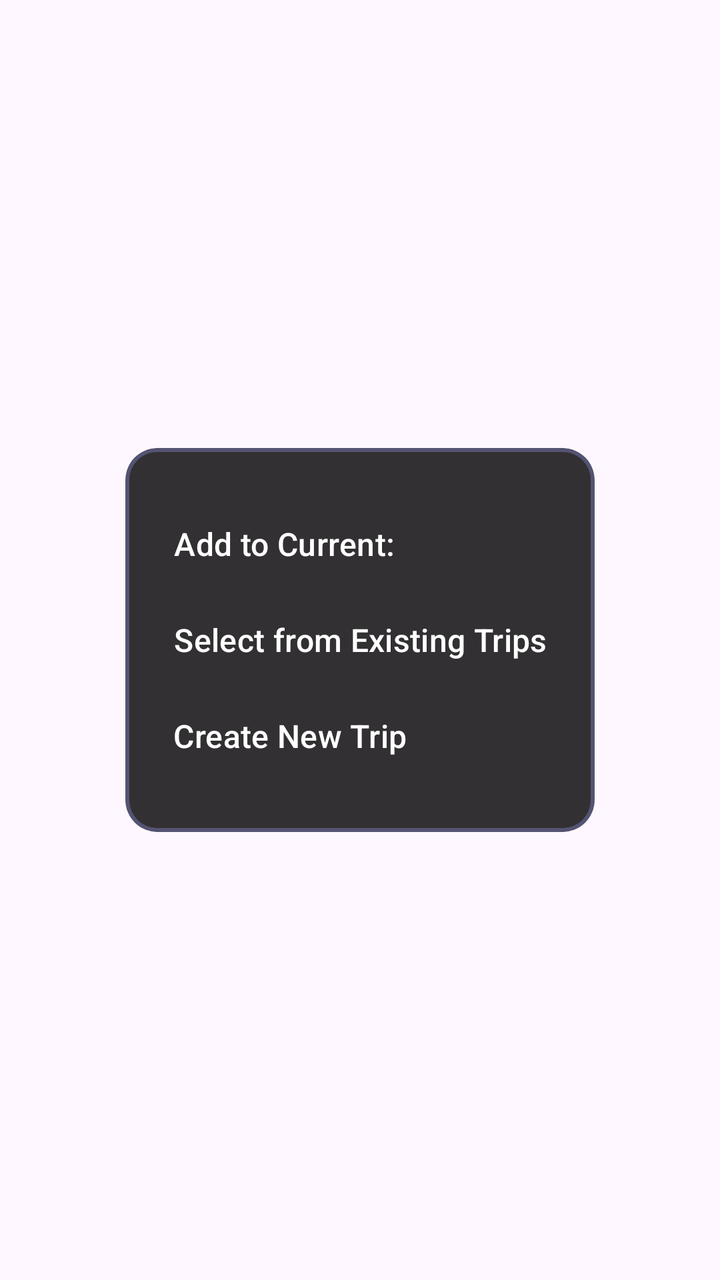
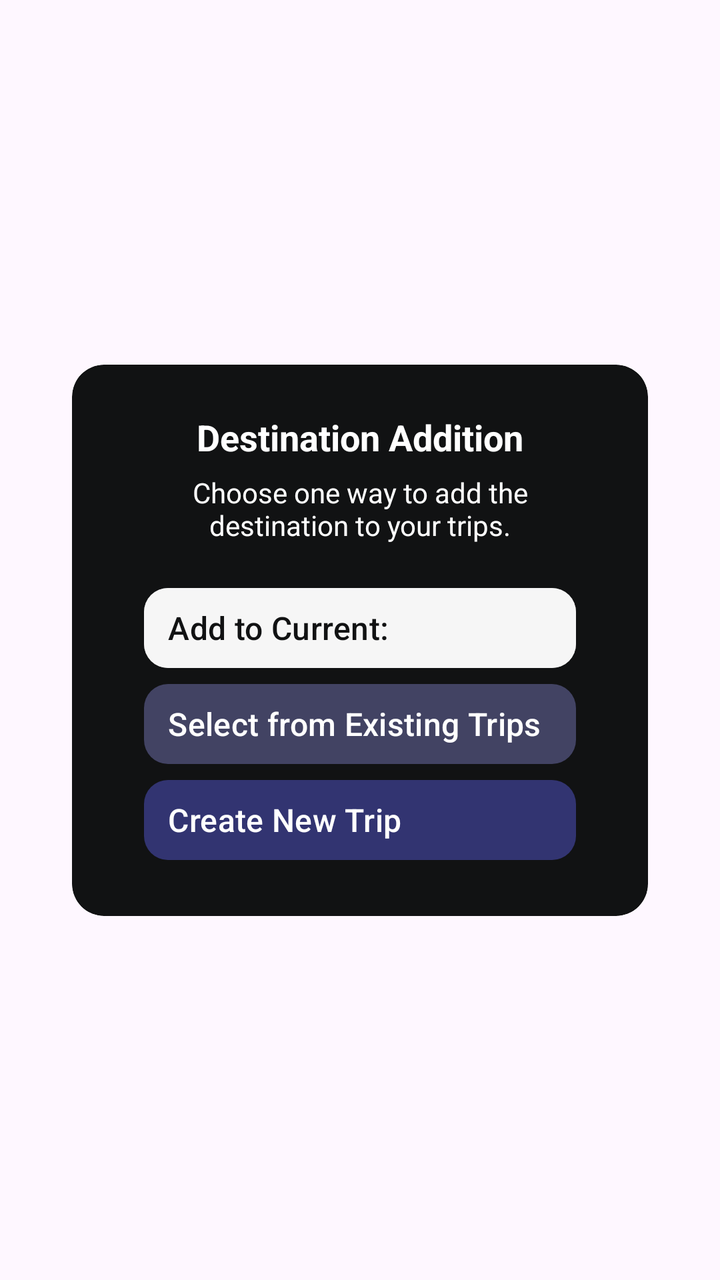

Two renders of the same Android screen: before a commit and after it. Below are the layout's source before the change and the commit's diff.
<!-- AndroidManifest.xml: application theme Theme.SpaceAdvisor -->
<!-- res/layout/container_add_to_trip_btns_dest_fragment.xml -->
<?xml version="1.0" encoding="utf-8"?>
<androidx.constraintlayout.widget.ConstraintLayout xmlns:android="http://schemas.android.com/apk/res/android"
    xmlns:app="http://schemas.android.com/apk/res-auto"
    android:layout_width="match_parent"
    android:layout_height="match_parent">

    <com.google.android.material.card.MaterialCardView
        android:id="@+id/add_to_trip_btn_option_container"
        android:layout_width="wrap_content"
        android:layout_height="wrap_content"
        app:cardBackgroundColor="@color/transparent_black_80"
        app:cardCornerRadius="16dp"
        app:cardElevation="0dp"
        app:layout_constraintBottom_toBottomOf="parent"
        app:layout_constraintEnd_toEndOf="parent"
        app:layout_constraintStart_toStartOf="parent"
        app:layout_constraintTop_toTopOf="parent"
        app:strokeColor="?attr/customColorPrimaryFaded"
        app:strokeWidth="2dp">

        <LinearLayout
            android:layout_width="wrap_content"
            android:layout_height="wrap_content"
            android:orientation="vertical"
            android:paddingHorizontal="12dp"
            android:paddingVertical="24dp">

            <com.google.android.material.button.MaterialButton
                android:id="@+id/add__to_current_trip_btn_container"
                style="@style/Widget.Material3.Button.TextButton"
                android:layout_width="wrap_content"
                android:layout_height="wrap_content"
                android:text="Add to Current:"
                android:textColor="@color/white"
                android:textSize="16sp" />

            <com.google.android.material.button.MaterialButton
                android:id="@+id/select_exist_trip_btn_container"
                style="@style/Widget.Material3.Button.TextButton"
                android:layout_width="wrap_content"
                android:layout_height="wrap_content"
                android:text="Select from Existing Trips"
                android:textColor="@color/white"
                android:textSize="16sp" />

            <com.google.android.material.button.MaterialButton
                android:id="@+id/create_new_trip_btn_container"
                style="@style/Widget.Material3.Button.TextButton"
                android:layout_width="wrap_content"
                android:layout_height="wrap_content"
                android:text="Create New Trip"
                android:textColor="@color/white"
                android:textSize="16sp" />

        </LinearLayout>

    </com.google.android.material.card.MaterialCardView>

</androidx.constraintlayout.widget.ConstraintLayout>
<!-- resources referenced by this layout -->
<resources>
  <color name="transparent_black_80">#CD000000</color>
  <color name="white">#FFFFFFFF</color>
  <style name="Theme.SpaceAdvisor" parent="Base.Theme.SpaceAdvisor">
          <item name="colorPrimary">@color/primary</item>
          <item name="customColorPrimary">@color/primary</item>
          <item name="customColorPrimaryGlow">@color/primary_glow</item>
          <item name="customColorPrimaryFaded">@color/primary_faded</item>
          <item name="customColorPrimaryLight">@color/primary_light</item>
          <item name="customColorPrimaryVariant">@color/primary_variant</item>
          <item name="customColorPrimaryVariantFaded">@color/primary_variant_faded</item>
      </style>
  <style name="Base.Theme.SpaceAdvisor" parent="Theme.Material3.DayNight.NoActionBar">
          <item name="colorPrimary">@color/primary</item>
      </style>
  <color name="primary">@color/space_purple</color>
  <color name="primary_glow">@color/space_purple_glow</color>
  <color name="primary_faded">@color/space_purple_faded</color>
  <color name="primary_light">@color/space_purple_light</color>
  <color name="primary_variant">@color/space_pink</color>
  <color name="primary_variant_faded">@color/space_pink_faded</color>
  <color name="space_purple">#575AD3</color>
  <color name="space_purple_glow">#48575AD3</color>
  <color name="space_purple_faded">#50A0A0FF</color>
  <color name="space_purple_light">#A0A0FF</color>
  <color name="space_pink">#AE52D4</color>
  <color name="space_pink_faded">#20AE52D4</color>
</resources>

<!-- the commit's change to res/layout/container_add_to_trip_btns_dest_fragment.xml (unified diff, before → after) -->
@@ -6,9 +6,10 @@
 
     <com.google.android.material.card.MaterialCardView
         android:id="@+id/add_to_trip_btn_option_container"
-        android:layout_width="wrap_content"
+        android:layout_width="match_parent"
         android:layout_height="wrap_content"
-        app:cardBackgroundColor="@color/transparent_black_80"
+        android:layout_marginHorizontal="36dp"
+        app:cardBackgroundColor="@color/deep_black"
         app:cardCornerRadius="16dp"
         app:cardElevation="0dp"
         app:layout_constraintBottom_toBottomOf="parent"
@@ -16,42 +17,82 @@
         app:layout_constraintStart_toStartOf="parent"
         app:layout_constraintTop_toTopOf="parent"
         app:strokeColor="?attr/customColorPrimaryFaded"
-        app:strokeWidth="2dp">
+        app:strokeWidth="0dp">
 
         <LinearLayout
-            android:layout_width="wrap_content"
+            android:layout_width="match_parent"
             android:layout_height="wrap_content"
+            android:layout_marginHorizontal="36dp"
             android:orientation="vertical"
-            android:paddingHorizontal="12dp"
             android:paddingVertical="24dp">
 
-            <com.google.android.material.button.MaterialButton
-                android:id="@+id/add__to_current_trip_btn_container"
-                style="@style/Widget.Material3.Button.TextButton"
-                android:layout_width="wrap_content"
+            <TextView
+                android:layout_width="match_parent"
                 android:layout_height="wrap_content"
-                android:text="Add to Current:"
+                android:text="Destination Addition"
+                android:textAlignment="center"
                 android:textColor="@color/white"
-                android:textSize="16sp" />
+                android:textSize="18sp"
+                android:textStyle="bold" />
 
-            <com.google.android.material.button.MaterialButton
-                android:id="@+id/select_exist_trip_btn_container"
-                style="@style/Widget.Material3.Button.TextButton"
-                android:layout_width="wrap_content"
+            <TextView
+                android:layout_width="match_parent"
                 android:layout_height="wrap_content"
-                android:text="Select from Existing Trips"
+                android:layout_marginTop="6dp"
+                android:layout_marginBottom="6dp"
+                android:text="Choose one way to add the destination to your trips."
+                android:textAlignment="center"
                 android:textColor="@color/white"
-                android:textSize="16sp" />
+                android:textSize="14sp" />
 
-            <com.google.android.material.button.MaterialButton
-                android:id="@+id/create_new_trip_btn_container"
-                style="@style/Widget.Material3.Button.TextButton"
-                android:layout_width="wrap_content"
+            <LinearLayout
+                android:layout_width="match_parent"
                 android:layout_height="wrap_content"
-                android:text="Create New Trip"
-                android:textColor="@color/white"
-                android:textSize="16sp" />
+                android:layout_marginTop="12dp"
+                android:orientation="vertical">
 
+                <com.google.android.material.button.MaterialButton
+                    android:id="@+id/add__to_current_trip_btn_container"
+                    style="@style/Widget.Material3.Button.TextButton"
+                    android:layout_width="match_parent"
+                    android:layout_height="wrap_content"
+                    android:backgroundTint="@color/transparent_white_80"
+                    android:text="Add to Current:"
+                    android:textAlignment="textStart"
+                    android:textColor="@color/deep_black"
+                    android:textSize="16sp"
+                    app:cornerRadius="12dp"
+                    app:strokeColor="@color/white"
+                    app:strokeWidth="0dp" />
+
+                <com.google.android.material.button.MaterialButton
+                    android:id="@+id/select_exist_trip_btn_container"
+                    style="@style/Widget.Material3.Button.TextButton"
+                    android:layout_width="match_parent"
+                    android:layout_height="wrap_content"
+                    android:backgroundTint="?attr/customColorPrimaryLightFaded"
+                    android:text="Select from Existing Trips"
+                    android:textAlignment="textStart"
+                    android:textColor="@color/white"
+                    android:textSize="16sp"
+                    app:cornerRadius="12dp"
+                    app:strokeColor="@color/white"
+                    app:strokeWidth="0dp" />
+
+                <com.google.android.material.button.MaterialButton
+                    android:id="@+id/create_new_trip_btn_container"
+                    style="@style/Widget.Material3.Button.TextButton"
+                    android:layout_width="match_parent"
+                    android:layout_height="wrap_content"
+                    android:backgroundTint="?attr/customColorPrimaryFaded"
+                    android:text="Create New Trip"
+                    android:textAlignment="textStart"
+                    android:textColor="@color/white"
+                    android:textSize="16sp"
+                    app:cornerRadius="12dp"
+                    app:strokeColor="@color/white"
+                    app:strokeWidth="0dp" />
+            </LinearLayout>
         </LinearLayout>
 
     </com.google.android.material.card.MaterialCardView>
<!-- resource entries referenced after the edit -->
@@ -1,29 +1,24 @@
 <!-- resources referenced by this layout -->
 <resources>
-  <color name="transparent_black_80">#CD000000</color>
+  <color name="deep_black">#111213</color>
+  <color name="transparent_white_80">#CDFFFFFF</color>
   <color name="white">#FFFFFFFF</color>
   <style name="Theme.SpaceAdvisor" parent="Base.Theme.SpaceAdvisor">
-          <item name="colorPrimary">@color/primary</item>
-          <item name="customColorPrimary">@color/primary</item>
-          <item name="customColorPrimaryGlow">@color/primary_glow</item>
-          <item name="customColorPrimaryFaded">@color/primary_faded</item>
-          <item name="customColorPrimaryLight">@color/primary_light</item>
-          <item name="customColorPrimaryVariant">@color/primary_variant</item>
-          <item name="customColorPrimaryVariantFaded">@color/primary_variant_faded</item>
+          <item name="colorPrimary">@color/space_purple</item>
+          <item name="customColorPrimary">@color/space_purple</item>
+          <item name="customColorPrimaryFaded">@color/space_purple_faded</item>
+          <item name="customColorPrimaryLight">@color/space_purple_light</item>
+          <item name="customColorPrimaryLightFaded">@color/space_purple_light_faded</item>
+          <item name="customColorPrimaryVariant">@color/space_pink</item>
+          <item name="customColorPrimaryVariantFaded">@color/space_pink_faded</item>
       </style>
   <style name="Base.Theme.SpaceAdvisor" parent="Theme.Material3.DayNight.NoActionBar">
-          <item name="colorPrimary">@color/primary</item>
+          <item name="colorPrimary">@color/space_purple</item>
       </style>
-  <color name="primary">@color/space_purple</color>
-  <color name="primary_glow">@color/space_purple_glow</color>
-  <color name="primary_faded">@color/space_purple_faded</color>
-  <color name="primary_light">@color/space_purple_light</color>
-  <color name="primary_variant">@color/space_pink</color>
-  <color name="primary_variant_faded">@color/space_pink_faded</color>
   <color name="space_purple">#575AD3</color>
-  <color name="space_purple_glow">#48575AD3</color>
-  <color name="space_purple_faded">#50A0A0FF</color>
+  <color name="space_purple_faded">#48575AD3</color>
   <color name="space_purple_light">#A0A0FF</color>
+  <color name="space_purple_light_faded">#30A0A0FF</color>
   <color name="space_pink">#AE52D4</color>
   <color name="space_pink_faded">#20AE52D4</color>
 </resources>
